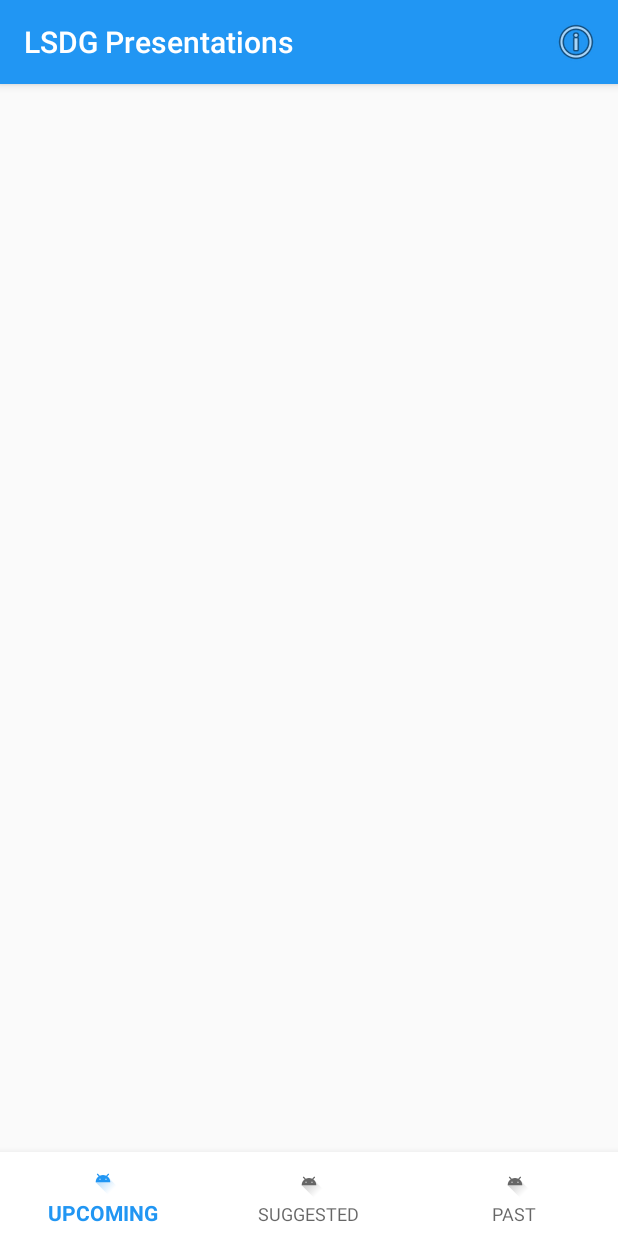
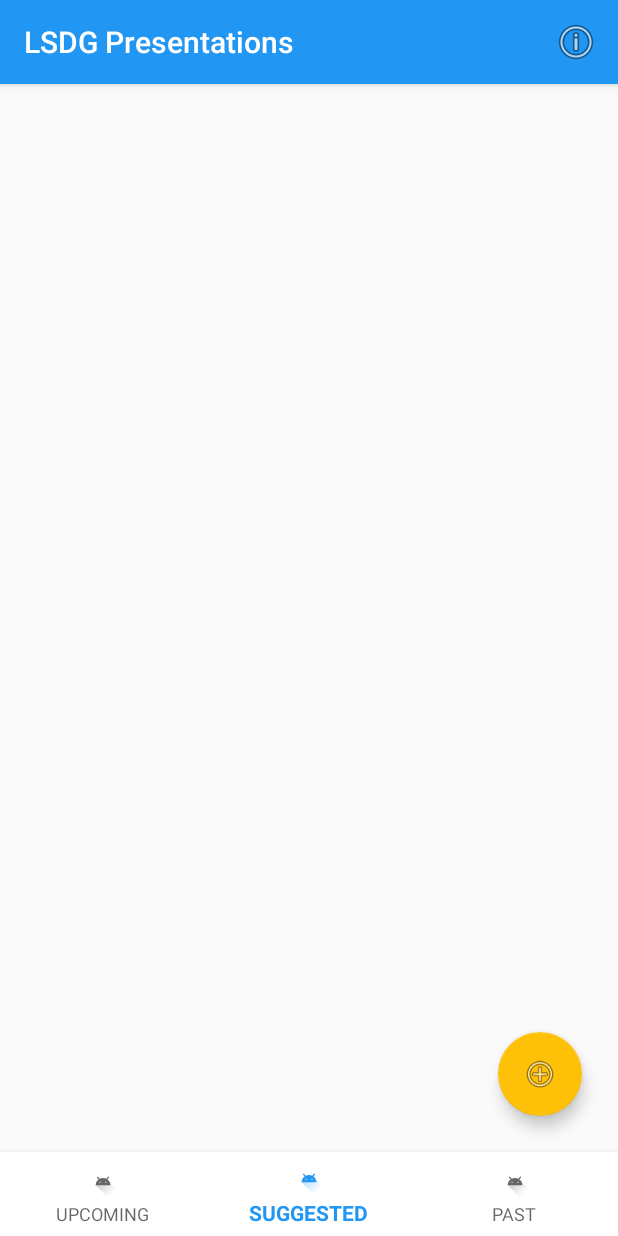
Before and after one commit to codebaum/lsdg-presentations, an Android app: the screen it shows after launch (MainActivity), on a phone screen of 412 x 824 dp. Run offline under Robolectric (Android 15) with nearby library versions, the phone set to English and light mode, and no system bars; our stand-ins replace Firebase (no records; nobody signed in at launch, a user with empty details on screens opened directly); libraries missing offline, so code that uses them is left out: com.firebase.ui; 2 statements that could not run were skipped.

Commit message:
Adds activity for presentation submission.

```diff
--- a/app/src/main/java/com/codebaum/lsdgpresentations/ProfileActivity.kt
+++ b/app/src/main/java/com/codebaum/lsdgpresentations/ProfileActivity.kt
@@ -6,6 +6,7 @@ import android.content.Intent
 import android.os.Bundle
 import androidx.appcompat.app.AppCompatActivity
 import com.codebaum.lsdgpresentations.data.Repository
+import com.codebaum.lsdgpresentations.utils.RESULT_SIGN_OUT
 import com.google.firebase.auth.FirebaseUser
 import kotlinx.android.synthetic.main.activity_profile.*
 
@@ -17,6 +18,8 @@ class ProfileActivity : AppCompatActivity() {
         super.onCreate(savedInstanceState)
         setContentView(R.layout.activity_profile)
 
+        setTitle(R.string.profile_title)
+
         val currentUser = repository.currentFirebaseUser
         if (currentUser == null) {
             finish()
@@ -27,7 +30,7 @@ class ProfileActivity : AppCompatActivity() {
 
         btn_sign_out.setOnClickListener {
             repository.signOut()
-            setResult(Activity.RESULT_CANCELED)
+            setResult(RESULT_SIGN_OUT)
             finish()
         }
     }
--- /dev/null
+++ b/app/src/main/java/com/codebaum/lsdgpresentations/utils/ActivityResultCodes.kt
@@ -0,0 +1,3 @@
+package com.codebaum.lsdgpresentations.utils
+
+const val RESULT_SIGN_OUT = 2
--- a/app/src/main/res/layout/activity_main.xml
+++ b/app/src/main/res/layout/activity_main.xml
@@ -1,7 +1,11 @@
 <?xml version="1.0" encoding="utf-8"?>
-<androidx.constraintlayout.widget.ConstraintLayout xmlns:android="http://schemas.android.com/apk/res/android"
+<androidx.coordinatorlayout.widget.CoordinatorLayout xmlns:android="http://schemas.android.com/apk/res/android"
     xmlns:app="http://schemas.android.com/apk/res-auto"
     xmlns:tools="http://schemas.android.com/tools"
+    android:layout_width="match_parent"
+    android:layout_height="match_parent">
+
+    <androidx.constraintlayout.widget.ConstraintLayout
         android:layout_width="match_parent"
         android:layout_height="match_parent"
         tools:context=".MainActivity">
@@ -9,7 +13,20 @@
         <androidx.recyclerview.widget.RecyclerView
             android:id="@+id/rv_presentations"
             android:layout_width="match_parent"
-        android:layout_height="match_parent" />
+            android:layout_height="0dp"
+            app:layout_constraintBottom_toTopOf="@id/bottom_navigation"
+            app:layout_constraintTop_toTopOf="parent" />
+
+        <com.google.android.material.floatingactionbutton.FloatingActionButton
+            android:id="@+id/fab_submit"
+            android:layout_width="wrap_content"
+            android:layout_height="wrap_content"
+            android:layout_marginEnd="24dp"
+            android:layout_marginBottom="24dp"
+            android:src="@android:drawable/ic_menu_add"
+            app:fabSize="normal"
+            app:layout_constraintBottom_toTopOf="@id/bottom_navigation"
+            app:layout_constraintEnd_toEndOf="parent" />
 
         <com.google.android.material.bottomnavigation.BottomNavigationView
             android:id="@+id/bottom_navigation"
@@ -18,6 +35,9 @@
             android:background="@android:color/white"
             app:elevation="8dp"
             app:layout_constraintBottom_toBottomOf="parent"
+            app:layout_insetEdge="bottom"
             app:menu="@menu/menu_bottom_navigation" />
 
     </androidx.constraintlayout.widget.ConstraintLayout>
+
+</androidx.coordinatorlayout.widget.CoordinatorLayout>
--- a/app/src/main/res/values/strings.xml
+++ b/app/src/main/res/values/strings.xml
@@ -1,3 +1,5 @@
 <resources>
     <string name="app_name">LSDG Presentations</string>
+    <string name="profile_title">Profile</string>
+    <string name="submit_title">New Presentation</string>
 </resources>
```
Also changed, not shown: app/src/main/AndroidManifest.xml (+17 -9 lines), app/src/main/java/com/codebaum/lsdgpresentations/MainActivity.kt (+14 -1 lines), app/src/main/java/com/codebaum/lsdgpresentations/SubmitActivity.kt (added, +38 -0 lines), app/src/main/res/layout/activity_submit.xml (added, +73 -0 lines). Lines whose indentation alone changed are shown as unchanged.
